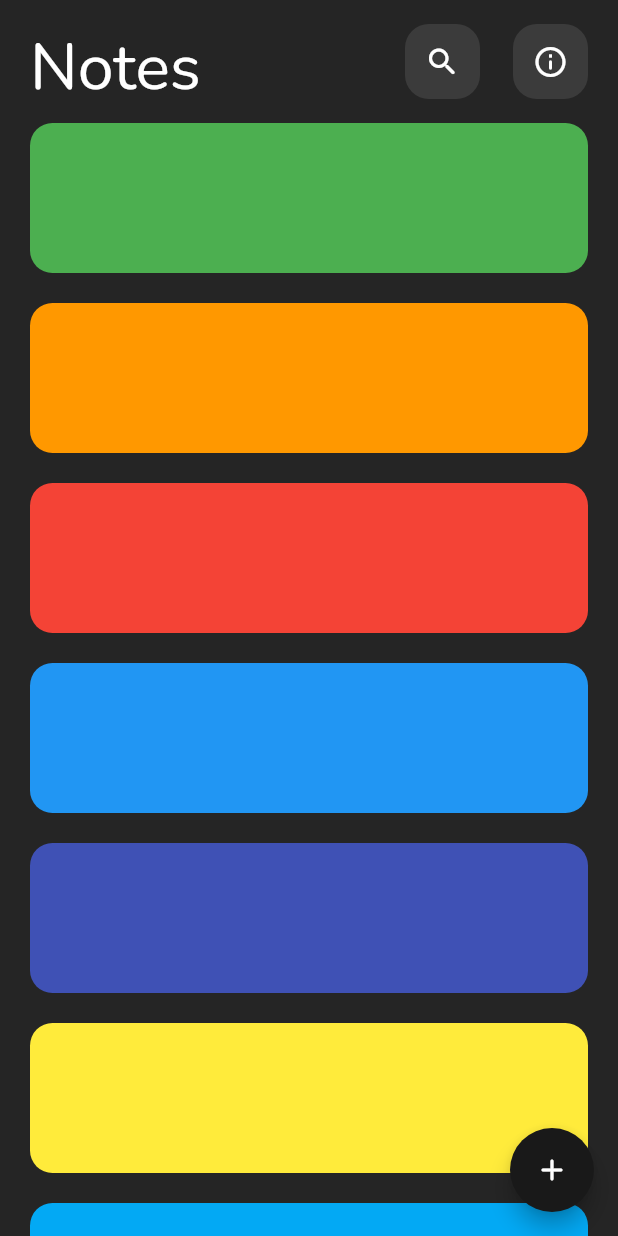
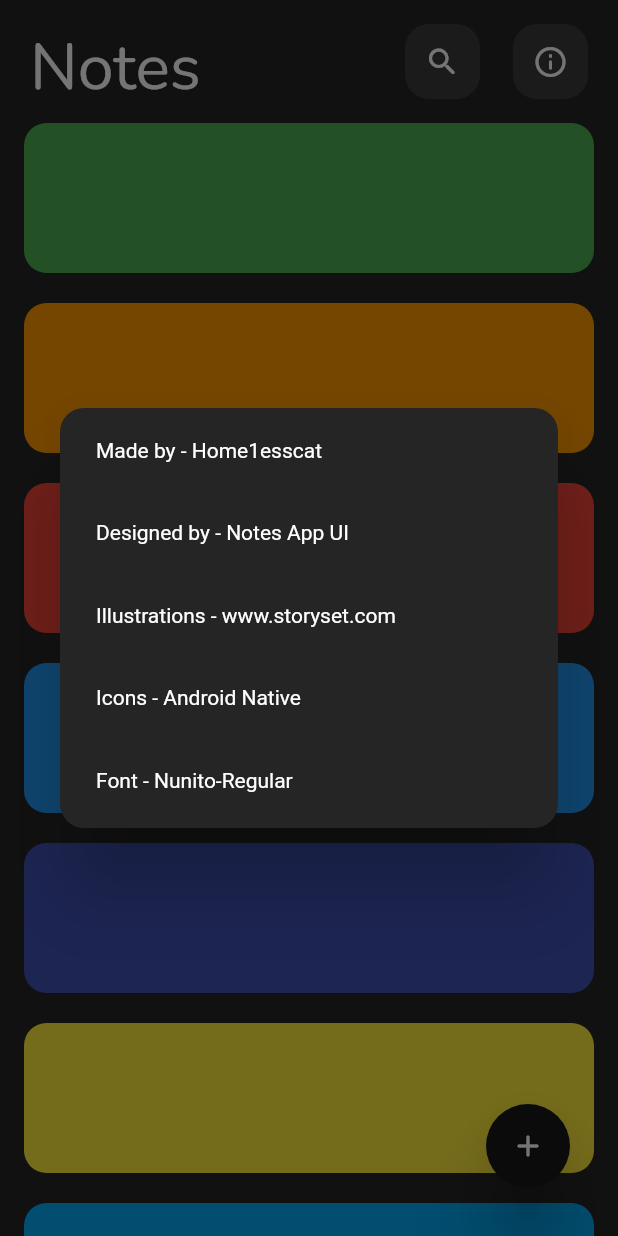
Before and after one commit to Home1esscat/notes_app, a Flutter app: the screen it shows after launch, after a tap on the "info outline" icon, on a phone screen of 412 x 824 dp. Run offline on Flutter 3.47's test engine with Material 2 defaults, Android fonts, the phone set to English and light mode, and no system bars.

Commit message:
minor ui changes

```diff
--- a/lib/ui/main_screen.dart
+++ b/lib/ui/main_screen.dart
@@ -27,21 +27,63 @@ class MainScreen extends StatelessWidget {
 
     return Scaffold(
       appBar: CustomAppBar(
-        onInfoPress: () => log('INFO'),
+        onInfoPress: () => openDialog(context),
         onSearchPress: () => log('SEARCH'),
       ),
       body: colorsFull.isEmpty
           ? const NotesEmpty()
-          : NotesList(colors: colorsFull),
-      floatingActionButton: GestureDetector(
+          : Container(
+              margin: const EdgeInsets.symmetric(horizontal: 16),
+              child: NotesList(colors: colorsFull),
+            ),
+      floatingActionButton: Padding(
+        padding: const EdgeInsets.only(right: 16, bottom: 16),
         child: FloatingActionButton(
           onPressed: () => {},
+          elevation: 20,
           backgroundColor: CustomColors.trueBlack,
           isExtended: true,
           child: const Icon(Icons.add_rounded),
         ),
       ),
     );
+  }
+
+  Future openDialog(BuildContext context) async {
+    return await showDialog(
+        context: context,
+        builder: (context) => AlertDialog(
+              content: SizedBox(
+                width: 330,
+                height: 236,
+                child: Column(
+                  crossAxisAlignment: CrossAxisAlignment.start,
+                  mainAxisAlignment: MainAxisAlignment.spaceBetween,
+                  children: const [
+                    Text(
+                      'Made by - Home1esscat',
+                      style: TextStyle(color: Colors.white),
+                    ),
+                    Text(
+                      'Designed by - Notes App UI',
+                      style: TextStyle(color: Colors.white),
+                    ),
+                    Text(
+                      'Illustrations - www.storyset.com',
+                      style: TextStyle(color: Colors.white),
+                    ),
+                    Text(
+                      'Icons - Android Native',
+                      style: TextStyle(color: Colors.white),
+                    ),
+                    Text(
+                      'Font - Nunito-Regular',
+                      style: TextStyle(color: Colors.white),
+                    ),
+                  ],
+                ),
+              ),
+            ));
   }
 }
 
@@ -84,15 +126,60 @@ class NotesList extends StatelessWidget {
       separatorBuilder: (context, index) => const SizedBox(height: 20),
       itemCount: 10,
       itemBuilder: (BuildContext context, int index) {
-        return Container(
-          decoration: BoxDecoration(
-            color: colors[index],
-            borderRadius: const BorderRadius.all(
-              Radius.circular(15),
+        return ClipRRect(
+          borderRadius: const BorderRadius.all(
+            Radius.circular(15),
+          ),
+          child: Dismissible(
+            confirmDismiss: (DismissDirection direction) async {
+              return await showDeleteDialog(context);
+            },
+            key: ValueKey(index),
+            direction: DismissDirection.horizontal,
+            background: Container(
+              color: Colors.redAccent,
+              height: 100,
+              child: const Padding(
+                padding: EdgeInsets.all(16.0),
+                child:
+                    Icon(Icons.delete_rounded, size: 36, color: Colors.white),
+              ),
+            ),
+            child: Container(
+              color: colors[index],
+              height: 100,
             ),
           ),
-          height: 100,
-          margin: const EdgeInsets.only(left: 20, right: 20),
+        );
+      },
+    );
+  }
+
+  Future showDeleteDialog(BuildContext context) {
+    return showDialog(
+      context: context,
+      builder: (BuildContext context) {
+        return AlertDialog(
+          content: const Text(
+            "Are you sure you wish to delete this note?",
+            style: TextStyle(fontSize: 19),
+          ),
+          actions: <Widget>[
+            MaterialButton(
+              onPressed: () => Navigator.of(context).pop(true),
+              child: const Text(
+                "DELETE",
+                style: TextStyle(color: Colors.white),
+              ),
+            ),
+            MaterialButton(
+              onPressed: () => Navigator.of(context).pop(false),
+              child: const Text(
+                "CANCEL",
+                style: TextStyle(color: Colors.white),
+              ),
+            ),
+          ],
         );
       },
     );
--- a/lib/ui/themes/app_theme.dart
+++ b/lib/ui/themes/app_theme.dart
@@ -3,5 +3,17 @@ import 'package:flutter/material.dart';
 
 class AppTheme {
   static final dark = ThemeData(
-      fontFamily: 'Nunito', scaffoldBackgroundColor: CustomColors.darkGrey);
+      canvasColor: Colors.yellow,
+      dialogTheme: const DialogTheme(
+        titleTextStyle: TextStyle(color: Colors.white),
+        contentTextStyle: TextStyle(color: Colors.white),
+        backgroundColor: CustomColors.darkGrey,
+        shape: RoundedRectangleBorder(
+          borderRadius: BorderRadius.all(
+            Radius.circular(16.0),
+          ),
+        ),
+      ),
+      fontFamily: 'Nunito',
+      scaffoldBackgroundColor: CustomColors.darkGrey);
 }
```
